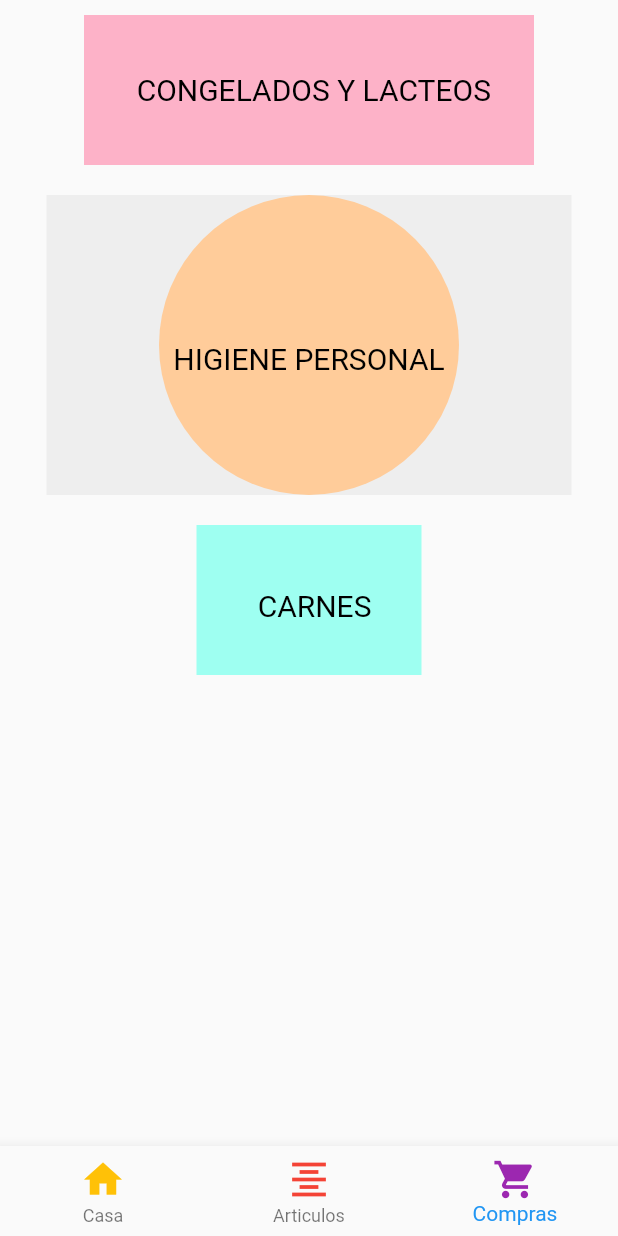
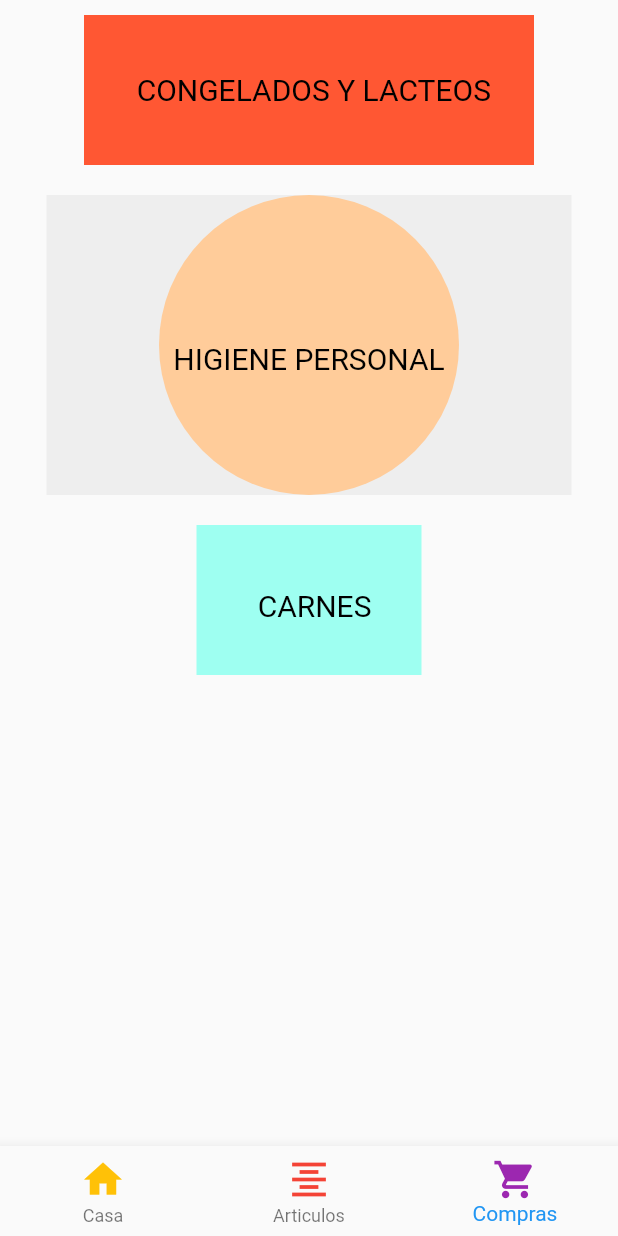
Before and after one commit to vianeyalejandra03/hamburguesa, a Flutter app: the screen it shows after launch, item 3 of the bottom bar chosen, on a phone screen of 412 x 824 dp. Run offline on Flutter 3.47's test engine with Material 2 defaults, Android fonts, the phone set to English and light mode, and no system bars.

```diff
--- a/lib/pages/third_pages.dart
+++ b/lib/pages/third_pages.dart
@@ -20,7 +20,7 @@ class _ThirdPageState extends State<ThirdPage> {
               Container(
                 height: 100,
                 width: 300,
-                decoration: BoxDecoration(color: Color(0xA2FF88AC)),
+                decoration: BoxDecoration(color: Color(0xFFFF5733)),
                 child: Align(
                   alignment: Alignment(0.1, 0),
                   child: Text(
```
Also changed, not shown: 1 other file.
